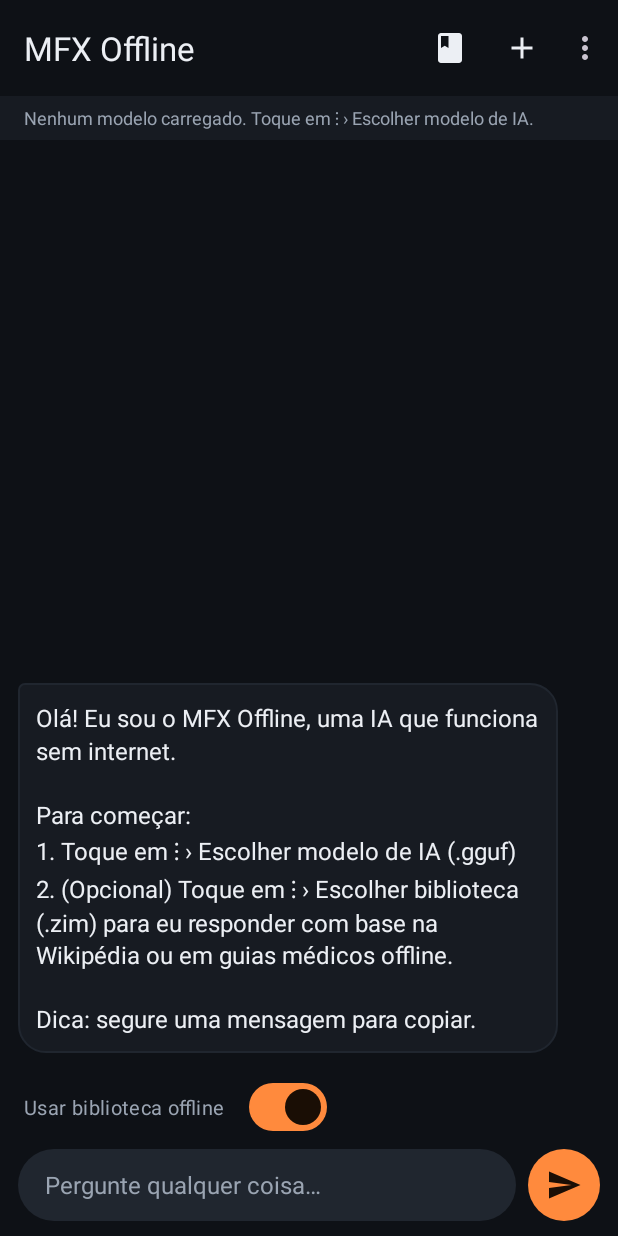
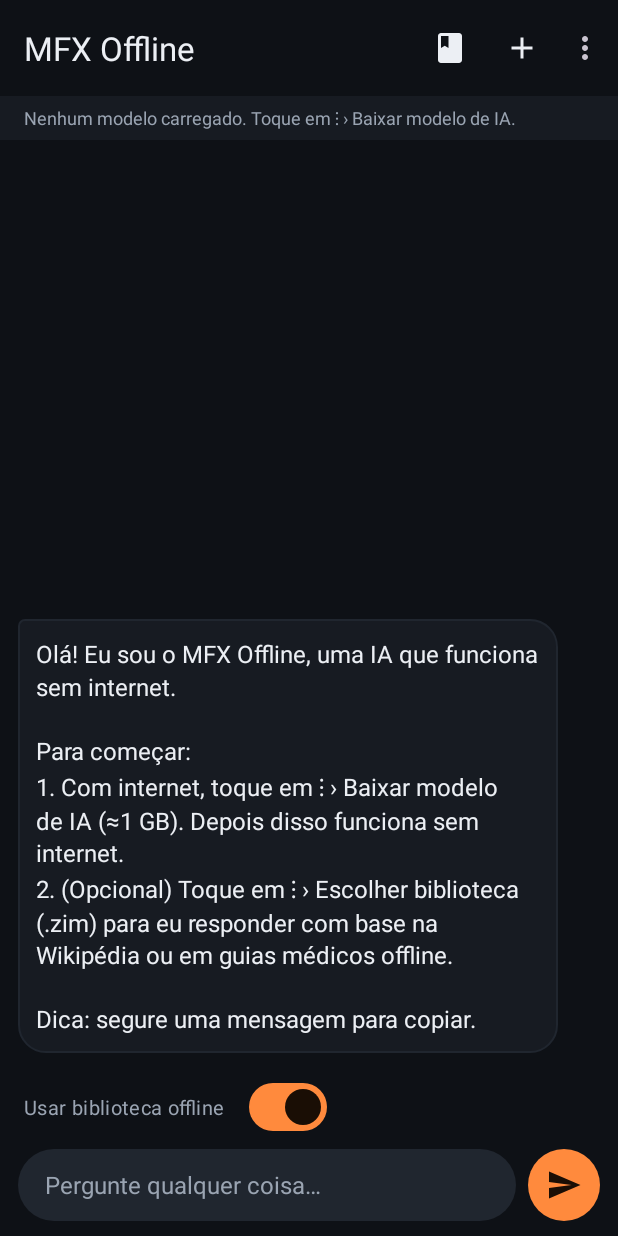
Before and after one commit to Capeta777666/mfx-offline, an Android app: the screen it shows after launch (MainActivity), on a phone screen of 412 x 824 dp. Run offline under Robolectric (Android 15) with nearby library versions, the phone set to English and light mode, and no system bars; libraries missing offline, so code that uses them is left out: com.arm.aichat; pictures from the network do not load; 1 statement that could not run was skipped.

Commit message:
Botão para baixar o modelo de IA dentro do app + assinatura fixa
Co-Authored-By: Claude Opus 5.5 <noreply@anthropic.com>
Claude-Session: https://claude.ai/code/session_014LFbwjATZ2CSdjM9nW6u27

```diff
--- a/app/src/main/AndroidManifest.xml
+++ b/app/src/main/AndroidManifest.xml
@@ -1,6 +1,9 @@
 <?xml version="1.0" encoding="utf-8"?>
 <manifest xmlns:android="http://schemas.android.com/apk/res/android"
     xmlns:tools="http://schemas.android.com/tools">
+
+    <!-- Internet só para baixar o modelo de IA; o resto funciona offline -->
+    <uses-permission android:name="android.permission.INTERNET" />
 
     <application
         android:allowBackup="false"
--- a/app/src/main/java/com/mfx/offline/Prefs.kt
+++ b/app/src/main/java/com/mfx/offline/Prefs.kt
@@ -14,6 +14,11 @@ class Prefs(context: Context) {
         get() = sp.getString("zim_uri", null)
         set(v) = sp.edit().putString("zim_uri", v).apply()
 
+    /** Download do modelo em andamento (-1 = nenhum). */
+    var downloadId: Long
+        get() = sp.getLong("download_id", -1L)
+        set(v) = sp.edit().putLong("download_id", v).apply()
+
     var useLibrary: Boolean
         get() = sp.getBoolean("use_library", true)
         set(v) = sp.edit().putBoolean("use_library", v).apply()
--- a/app/src/main/res/menu/main_menu.xml
+++ b/app/src/main/res/menu/main_menu.xml
@@ -5,6 +5,7 @@
         android:icon="@drawable/ic_book" app:showAsAction="ifRoom" />
     <item android:id="@+id/action_new_chat" android:title="@string/menu_new_chat"
         android:icon="@drawable/ic_add" app:showAsAction="ifRoom" />
+    <item android:id="@+id/action_download" android:title="@string/menu_download" app:showAsAction="never" />
     <item android:id="@+id/action_model" android:title="@string/menu_model" app:showAsAction="never" />
     <item android:id="@+id/action_library" android:title="@string/menu_library" app:showAsAction="never" />
     <item android:id="@+id/action_length" android:title="@string/menu_length" app:showAsAction="never" />
--- a/app/src/main/res/values/strings.xml
+++ b/app/src/main/res/values/strings.xml
@@ -10,7 +10,14 @@
 
     <string name="menu_read">Ler biblioteca</string>
     <string name="menu_new_chat">Nova conversa</string>
-    <string name="menu_model">Escolher modelo de IA (.gguf)</string>
+    <string name="menu_download">Baixar modelo de IA (≈1 GB)</string>
+    <string name="menu_model">Escolher modelo do celular (.gguf)</string>
+    <string name="download_confirm">Vou baixar o modelo Qwen2.5 1.5B (cerca de 1 GB). Use Wi-Fi se puder.\n\nO download continua mesmo se você sair do app e aparece na barra de notificações. Quando terminar, a IA é carregada sozinha.</string>
+    <string name="download_start">Baixar</string>
+    <string name="download_running">O download do modelo já está em andamento.</string>
+    <string name="status_downloading">Baixando modelo de IA… %1$d%%</string>
+    <string name="status_download_paused">Download pausado (aguardando internet)… %1$d%%</string>
+    <string name="download_failed">Falha no download (código %1$d). Verifique a internet e tente de novo em ⋮ › Baixar modelo de IA.</string>
     <string name="menu_library">Escolher biblioteca (.zim)</string>
     <string name="menu_length">Tamanho da resposta</string>
     <string name="menu_help">Como configurar</string>
@@ -21,7 +28,7 @@
         <item>Longa</item>
     </string-array>
 
-    <string name="status_no_model">Nenhum modelo carregado. Toque em ⋮ › Escolher modelo de IA.</string>
+    <string name="status_no_model">Nenhum modelo carregado. Toque em ⋮ › Baixar modelo de IA.</string>
     <string name="status_copying">Copiando modelo para o app… %1$d%%</string>
     <string name="status_loading_model">Carregando o modelo de IA… (pode levar alguns segundos)</string>
     <string name="status_ready">Pronto · %1$s</string>
@@ -40,7 +47,7 @@
     <string name="battery">🔋 %1$d%%</string>
     <string name="source_label">📖 Fonte %1$d: %2$s</string>
 
-    <string name="welcome">Olá! Eu sou o MFX Offline, uma IA que funciona sem internet.\n\nPara começar:\n1. Toque em ⋮ › Escolher modelo de IA (.gguf)\n2. (Opcional) Toque em ⋮ › Escolher biblioteca (.zim) para eu responder com base na Wikipédia ou em guias médicos offline.\n\nDica: segure uma mensagem para copiar.</string>
+    <string name="welcome">Olá! Eu sou o MFX Offline, uma IA que funciona sem internet.\n\nPara começar:\n1. Com internet, toque em ⋮ › Baixar modelo de IA (≈1 GB). Depois disso funciona sem internet.\n2. (Opcional) Toque em ⋮ › Escolher biblioteca (.zim) para eu responder com base na Wikipédia ou em guias médicos offline.\n\nDica: segure uma mensagem para copiar.</string>
 
-    <string name="help_text">1. MODELO DE IA (obrigatório)\nCom internet, baixe um arquivo .gguf pequeno, por exemplo:\n• Qwen2.5-1.5B-Instruct Q4_K_M (≈1 GB, melhor em português)\n• Gemma 3 1B Q4_K_M (≈800 MB, mais leve)\nDepois toque em ⋮ › Escolher modelo de IA e selecione o arquivo.\n\n2. BIBLIOTECA OFFLINE (recomendado)\nBaixe arquivos .zim em library.kiwix.org, por exemplo a Wikipédia em português (versão sem imagens) e o WikiMed. Toque em ⋮ › Escolher biblioteca.\n\n3. ECONOMIZAR BATERIA\nUse respostas curtas e o modo Ler biblioteca (abre o artigo direto, sem usar a IA).\n\nAtenção: a IA pequena pode errar. Para saúde e segurança, confira na fonte e procure ajuda profissional quando possível.</string>
+    <string name="help_text">1. MODELO DE IA (obrigatório)\nCom internet, toque em ⋮ › Baixar modelo de IA. Ele baixa sozinho (≈1 GB) e carrega no final.\nSe já tiver outro arquivo .gguf no celular, use ⋮ › Escolher modelo do celular.\n\n2. BIBLIOTECA OFFLINE (recomendado)\nBaixe arquivos .zim em library.kiwix.org, por exemplo a Wikipédia em português (versão sem imagens) e o WikiMed. Toque em ⋮ › Escolher biblioteca.\n\n3. ECONOMIZAR BATERIA\nUse respostas curtas e o modo Ler biblioteca (abre o artigo direto, sem usar a IA).\n\nAtenção: a IA pequena pode errar. Para saúde e segurança, confira na fonte e procure ajuda profissional quando possível.</string>
 </resources>
```
Also changed, not shown: app/build.gradle.kts (+13 -2 lines), app/src/main/java/com/mfx/offline/MainActivity.kt (+66 -0 lines), app/src/main/java/com/mfx/offline/ModelDownloader.kt (added, +53 -0 lines), 1 other file.
